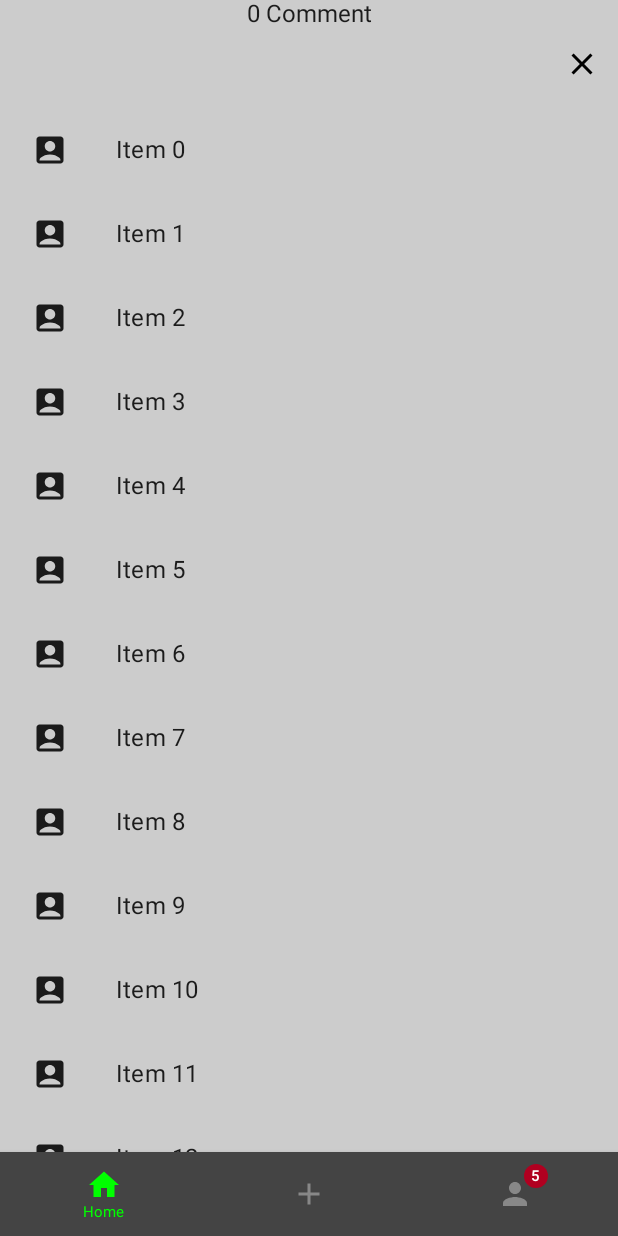
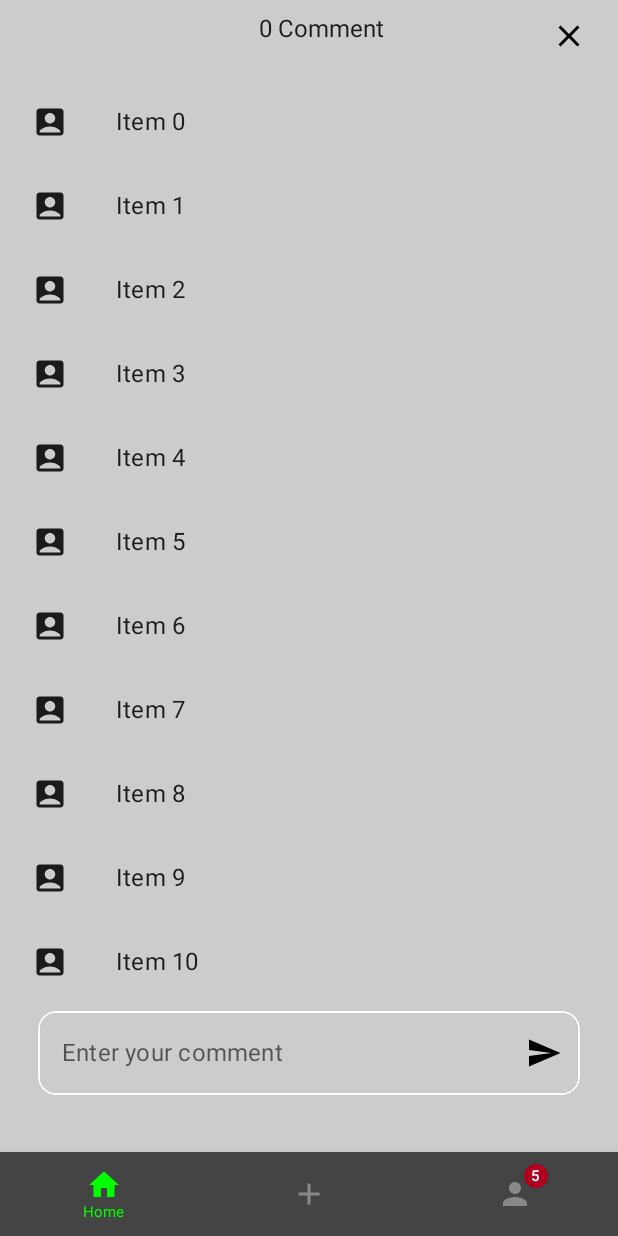
Before and after one commit to FatiGurqiti/Fedra, an Android app built with Jetpack Compose: the screen it shows after launch (MainActivity), after a tap on "444", on a phone screen of 412 x 824 dp. Run offline under Robolectric (Android 15) with nearby library versions, the phone set to English and light mode, and no system bars; 1 statement that could not run was skipped; 1 other tap on this screen came first.

Commit message:
Modify comment textfield

```diff
--- a/app/src/main/java/com/fdev/fedra/ui/screens/HomeScreen.kt
+++ b/app/src/main/java/com/fdev/fedra/ui/screens/HomeScreen.kt
@@ -1,11 +1,13 @@
 package com.fdev.fedra.ui.screens
 
+import android.widget.Toast
 import androidx.compose.foundation.*
 import androidx.compose.foundation.layout.*
 import androidx.compose.foundation.lazy.LazyColumn
 import androidx.compose.foundation.pager.VerticalPager
 import androidx.compose.foundation.pager.rememberPagerState
 import androidx.compose.foundation.shape.CircleShape
+import androidx.compose.foundation.shape.RoundedCornerShape
 import androidx.compose.material.*
 import androidx.compose.material.icons.Icons
 import androidx.compose.material.icons.filled.*
@@ -17,8 +19,10 @@ import androidx.compose.ui.draw.clip
 import androidx.compose.ui.graphics.Brush
 import androidx.compose.ui.graphics.Color
 import androidx.compose.ui.layout.ContentScale
+import androidx.compose.ui.platform.LocalContext
 import androidx.compose.ui.res.painterResource
 import androidx.compose.ui.text.input.TextFieldValue
+import androidx.compose.ui.text.style.TextAlign
 import androidx.compose.ui.unit.dp
 import androidx.compose.ui.unit.sp
 import androidx.compose.ui.zIndex
@@ -32,6 +36,8 @@ fun HomeScreen() {
     val sheetState = rememberBottomSheetState(initialValue = BottomSheetValue.Collapsed)
     val scaffoldState = rememberBottomSheetScaffoldState(bottomSheetState = sheetState)
     val scope = rememberCoroutineScope()
+    val context = LocalContext.current
+    val textFieldCharacterLimit = 256
 
     val dummyPhotos = arrayListOf(
         R.drawable.foto_0, R.drawable.foto_1, R.drawable.foto_2
@@ -39,6 +45,7 @@ fun HomeScreen() {
     val pagerState = rememberPagerState()
 
     BottomSheetScaffold(
+        modifier = Modifier.fillMaxSize(),
         sheetPeekHeight = 0.dp,
         sheetBackgroundColor = MaterialTheme.colors.background,
         sheetGesturesEnabled = true,
@@ -46,27 +53,40 @@ fun HomeScreen() {
         drawerGesturesEnabled = true,
         sheetContent = {
 
-            Text(text = "${pagerState.currentPage} Comment", Modifier.align(Alignment.CenterHorizontally))
+            Row(modifier = Modifier.fillMaxWidth()) {
 
-            IconButton(modifier = Modifier.align(Alignment.End),
-                onClick = { scope.launch { sheetState.collapse() } }) {
-                Icon(
-                    imageVector = Icons.TwoTone.Close,
-                    tint = MaterialTheme.colors.secondary,
-                    contentDescription = null,
+                Spacer(modifier = Modifier.fillMaxWidth(0.2f))
+
+                Text(
+                    text = "${pagerState.currentPage} Comment",
+                    Modifier
+                        .weight(0.8f)
+                        .padding(10.dp),
+                    textAlign = TextAlign.Center,
+                    fontSize = 16.sp
                 )
+
+                IconButton(modifier = Modifier.weight(0.2f),
+                    onClick = { scope.launch { sheetState.collapse() } }) {
+                    Icon(
+                        imageVector = Icons.TwoTone.Close,
+                        tint = MaterialTheme.colors.secondary,
+                        contentDescription = null,
+                    )
+                }
+
             }
 
             LazyColumn(
                 modifier = Modifier
-                    .fillMaxSize()
+                    .fillMaxWidth()
+                    .fillMaxHeight(.8f)
                     .padding(5.dp)
             ) {
                 items(25) {
                     ListItem(text = { Text("Item $it") }, icon = {
                         Icon(
-                            Icons.Default.AccountBox,
-                            contentDescription = "Localized description"
+                            Icons.Default.AccountBox, contentDescription = "Localized description"
                         )
                     })
                 }
@@ -78,15 +98,30 @@ fun HomeScreen() {
                     .fillMaxWidth(),
                 horizontalAlignment = Alignment.CenterHorizontally
             ) {
-                var text by remember { mutableStateOf(TextFieldValue("")) }
-                OutlinedTextField(modifier = Modifier.fillMaxWidth(0.9f),
-                    value = text,
+                var commentText by remember { mutableStateOf(TextFieldValue("")) }
+                OutlinedTextField(
+                    modifier = Modifier
+                        .fillMaxWidth(0.9f)
+                        .border(
+                            color = Color.White, width = 1.dp, shape = RoundedCornerShape(12.dp)
+                        ),
+                    shape = RoundedCornerShape(12.dp),
+                    trailingIcon = {
+                        IconButton(onClick = {
+                            Toast.makeText(context,"${commentText.text}", Toast.LENGTH_SHORT).show()
+                        }) {
+                            Icon(Icons.Filled.Send, "", tint = MaterialTheme.colors.secondary)
+                        }
+                    },
+                    value = commentText,
                     onValueChange = { newText ->
-                        text = newText
+                        if (newText.text.length <= textFieldCharacterLimit) commentText = newText
                     },
-                    placeholder = { Text(text = "Enter your comment") })
+                    placeholder = { Text(text = "Enter your comment") },
+
+                    )
             }
-            Spacer(modifier = Modifier.fillMaxHeight(0.2f))
+            Spacer(modifier = Modifier.fillMaxHeight(2f))
         },
     ) {
         VerticalPager(userScrollEnabled = sheetState.isCollapsed,
```
